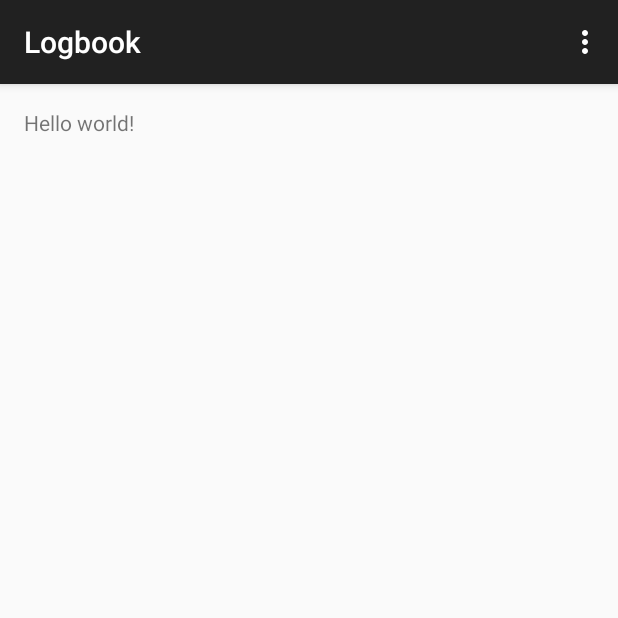
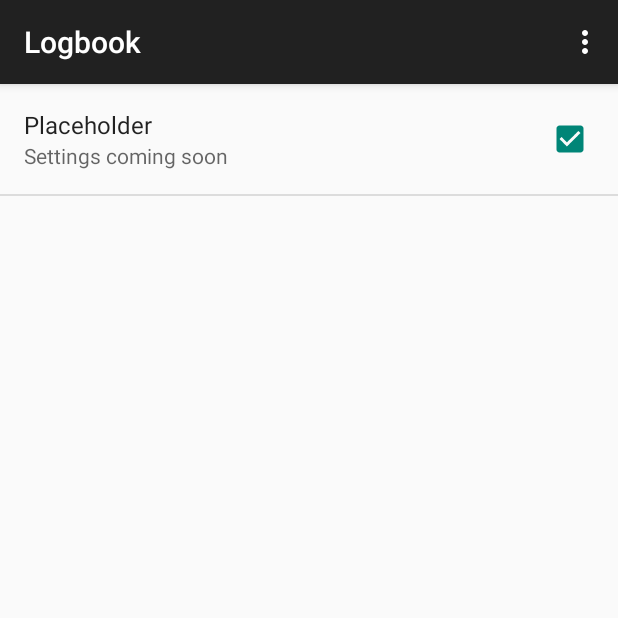
Before and after one commit to jonathongrigg/logbook, an Android app: the screen it shows after launch (MainActivity), in the options menu, after a tap on "Settings", on a phone screen of 412 x 824 dp, the top half of it. Run offline under Robolectric (Android 15) with nearby library versions, the phone set to English and light mode, and no system bars.

Commit message:
Add placeholder preferences/settings

```diff
--- a/Logbook/build.gradle
+++ b/Logbook/build.gradle
@@ -17,7 +17,7 @@ android {
     buildToolsVersion "19.0.0"
 
     defaultConfig {
-        minSdkVersion 7
+        minSdkVersion 11
         targetSdkVersion 19
     }
 }
--- a/Logbook/src/main/AndroidManifest.xml
+++ b/Logbook/src/main/AndroidManifest.xml
@@ -5,7 +5,7 @@
     android:versionName="1.0" >
 
     <uses-sdk
-        android:minSdkVersion="7"
+        android:minSdkVersion="11"
         android:targetSdkVersion="19" />
 
     <application
--- a/Logbook/src/main/java/com/jonathongrigg/logbook/MainActivity.java
+++ b/Logbook/src/main/java/com/jonathongrigg/logbook/MainActivity.java
@@ -1,15 +1,13 @@
 package com.jonathongrigg.logbook;
 
+import android.os.Bundle;
 import android.support.v7.app.ActionBarActivity;
-import android.support.v7.app.ActionBar;
-import android.support.v4.app.Fragment;
-import android.os.Bundle;
 import android.view.LayoutInflater;
 import android.view.Menu;
 import android.view.MenuItem;
 import android.view.View;
 import android.view.ViewGroup;
-import android.os.Build;
+import android.app.Fragment;
 
 public class MainActivity extends ActionBarActivity {
 
@@ -19,7 +17,7 @@ public class MainActivity extends ActionBarActivity {
         setContentView(R.layout.activity_main);
 
         if (savedInstanceState == null) {
-            getSupportFragmentManager().beginTransaction()
+            getFragmentManager().beginTransaction()
                     .add(R.id.container, new PlaceholderFragment())
                     .commit();
         }
@@ -41,6 +39,10 @@ public class MainActivity extends ActionBarActivity {
         // as you specify a parent activity in AndroidManifest.xml.
         switch (item.getItemId()) {
             case R.id.action_settings:
+                getFragmentManager().beginTransaction()
+                        .replace(R.id.container, new SettingsFragment())
+                        .addToBackStack(null)
+                        .commit();
                 return true;
         }
         return super.onOptionsItemSelected(item);
--- /dev/null
+++ b/Logbook/src/main/java/com/jonathongrigg/logbook/SettingsFragment.java
@@ -0,0 +1,14 @@
+package com.jonathongrigg.logbook;
+
+import android.os.Bundle;
+import android.preference.PreferenceFragment;
+
+public class SettingsFragment extends PreferenceFragment {
+    @Override
+    public void onCreate(Bundle savedInstanceState) {
+        super.onCreate(savedInstanceState);
+
+        // Load the preferences from an XML resource
+        addPreferencesFromResource(R.xml.preferences);
+    }
+}
--- /dev/null
+++ b/Logbook/src/main/res/xml/preferences.xml
@@ -0,0 +1,8 @@
+<?xml version="1.0" encoding="utf-8"?>
+<PreferenceScreen xmlns:android="http://schemas.android.com/apk/res/android">
+    <CheckBoxPreference
+        android:key="pref_placeholder"
+        android:title="Placeholder"
+        android:summary="Settings coming soon"
+        android:defaultValue="true" />
+</PreferenceScreen>
```
